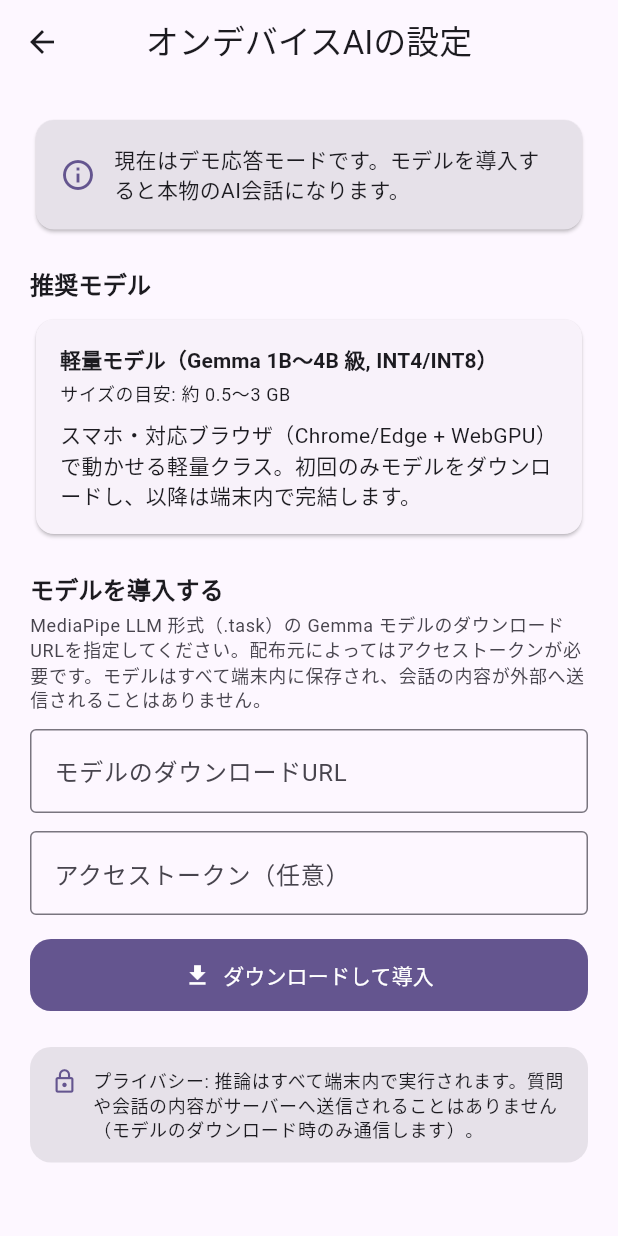
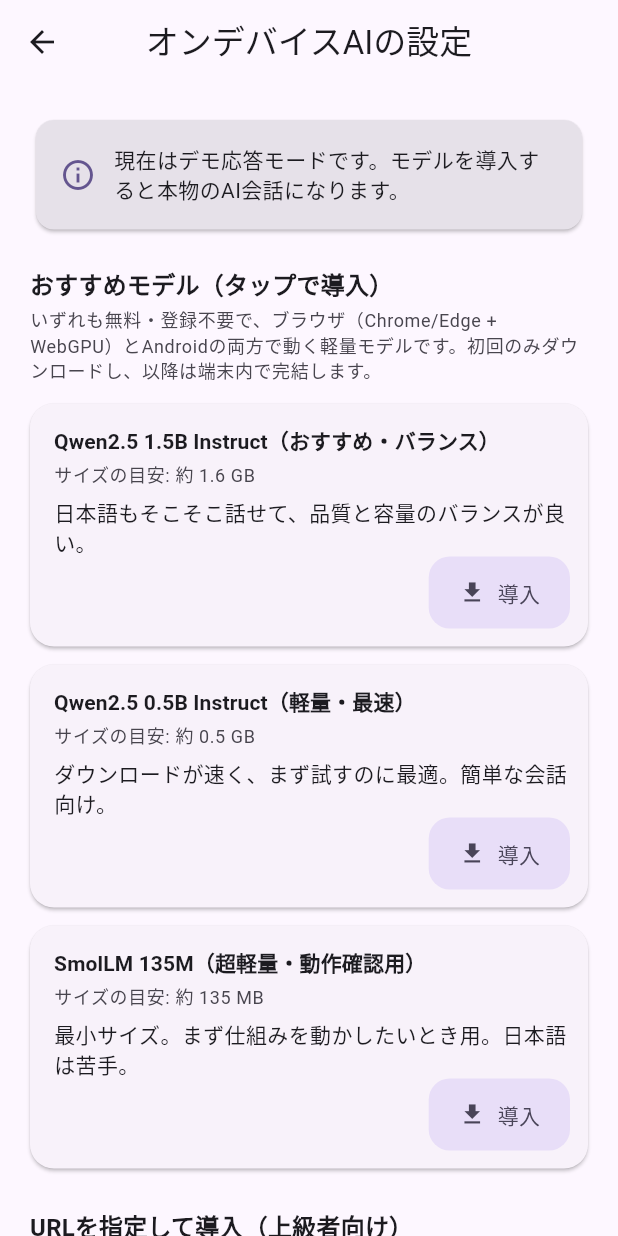
Before and after one commit to mameogalaxy/sukuwatto, a Flutter app: the ModelSetupScreen screen opened directly, on a phone screen of 412 x 824 dp. Run offline on Flutter 3.47's test engine with Material 3 defaults, Android fonts, the phone set to English and light mode, and no system bars; our stand-ins replace flutter_svg, shared_preferences; missing offline and left inert: flutter_gemma; accounts and stored records are empty.

Commit message:
おすすめモデルのワンタップ導入を追加（Web/Android両対応・非ゲート）
- 無料・登録不要・.task形式の軽量モデルをプリセット化（Qwen2.5 1.5B/0.5B, SmolLM 135M）
- ModelKind を追加し、Gemma以外(Qwen等)も正しいテンプレートで動くよう modelType を切替
- 設定画面に「おすすめモデル（タップで導入）」セクションを追加、手入力URLは上級者向けに
- モデル種別を保存し、再起動後も正しく復元
- README にモデルURL一覧を明記

https://claude.ai/code/session_01XL7dRdHwCCSRrN8roazUHM

```diff
--- a/lib/src/screens/model_setup_screen.dart
+++ b/lib/src/screens/model_setup_screen.dart
@@ -2,7 +2,7 @@ import 'package:flutter/foundation.dart' show kIsWeb;
 import 'package:flutter/material.dart';
 import 'package:provider/provider.dart';
 
-import '../services/model_manager_service.dart';
+import '../services/model_info.dart';
 import '../state/app_state.dart';
 
 /// オンデバイスAIモデルの導入（ダウンロード）と削除を行う画面。
@@ -28,14 +28,29 @@ class _ModelSetupScreenState extends State<ModelSetupScreen> {
     super.dispose();
   }
 
-  Future<void> _startDownload() async {
+  /// 手入力URLからの導入。
+  Future<void> _startManualDownload() async {
     final url = _urlController.text.trim();
     if (url.isEmpty) {
       setState(() => _error = 'モデルのダウンロードURLを入力してください。');
       return;
     }
+    final token = _tokenController.text.trim();
+    await _download(
+      url: url,
+      token: token.isEmpty ? null : token,
+      kind: ModelKind.gemma,
+    );
+  }
+
+  /// プリセット／手入力 共通のダウンロード処理。
+  Future<void> _download({
+    required String url,
+    String? token,
+    required ModelKind kind,
+  }) async {
+    if (_downloading) return;
     final appState = context.read<AppState>();
-    final token = _tokenController.text.trim();
 
     setState(() {
       _downloading = true;
@@ -46,7 +61,8 @@ class _ModelSetupScreenState extends State<ModelSetupScreen> {
     try {
       final stream = appState.modelManager.downloadFromNetwork(
         url,
-        token: token.isEmpty ? null : token,
+        token: token,
+        kind: kind,
       );
       await for (final p in stream) {
         if (!mounted) return;
@@ -54,10 +70,16 @@ class _ModelSetupScreenState extends State<ModelSetupScreen> {
       }
       await appState.refreshOnDeviceEngine();
       if (!mounted) return;
-      ScaffoldMessenger.of(context).showSnackBar(
-        const SnackBar(content: Text('オンデバイスAIの準備が整いました。')),
-      );
-      Navigator.of(context).maybePop();
+      if (appState.isOnDeviceReady) {
+        ScaffoldMessenger.of(context).showSnackBar(
+          const SnackBar(content: Text('オンデバイスAIの準備が整いました。')),
+        );
+        Navigator.of(context).maybePop();
+      } else {
+        setState(() => _error =
+            'ダウンロードは完了しましたが、モデルを起動できませんでした。'
+            '（ブラウザの場合は WebGPU 対応をご確認ください）');
+      }
     } catch (e) {
       if (!mounted) return;
       setState(() => _error = 'ダウンロードに失敗しました: $e');
@@ -80,7 +102,6 @@ class _ModelSetupScreenState extends State<ModelSetupScreen> {
   Widget build(BuildContext context) {
     final theme = Theme.of(context);
     final appState = context.watch<AppState>();
-    final info = ModelManagerService.recommendedModel;
     final ready = appState.isOnDeviceReady;
 
     return Scaffold(
@@ -94,35 +115,30 @@ class _ModelSetupScreenState extends State<ModelSetupScreen> {
             _WebNote(),
           ],
           const SizedBox(height: 20),
-          Text('推奨モデル',
-              style: theme.textTheme.titleMedium
-                  ?.copyWith(fontWeight: FontWeight.bold)),
-          const SizedBox(height: 8),
-          Card(
-            child: Padding(
-              padding: const EdgeInsets.all(16),
-              child: Column(
-                crossAxisAlignment: CrossAxisAlignment.start,
-                children: [
-                  Text(info.displayName,
-                      style: theme.textTheme.titleSmall
-                          ?.copyWith(fontWeight: FontWeight.bold)),
-                  const SizedBox(height: 4),
-                  Text('サイズの目安: ${info.sizeLabel}',
-                      style: theme.textTheme.bodySmall),
-                  const SizedBox(height: 8),
-                  Text(info.note, style: theme.textTheme.bodyMedium),
-                ],
-              ),
-            ),
-          ),
-          const SizedBox(height: 20),
-          Text('モデルを導入する',
+          Text('おすすめモデル（タップで導入）',
               style: theme.textTheme.titleMedium
                   ?.copyWith(fontWeight: FontWeight.bold)),
           const SizedBox(height: 4),
           Text(
-            'MediaPipe LLM 形式（.task）の Gemma モデルのダウンロードURLを指定してください。'
+            'いずれも無料・登録不要で、ブラウザ（Chrome/Edge + WebGPU）とAndroidの'
+            '両方で動く軽量モデルです。初回のみダウンロードし、以降は端末内で完結します。',
+            style: theme.textTheme.bodySmall
+                ?.copyWith(color: theme.colorScheme.onSurfaceVariant),
+          ),
+          const SizedBox(height: 8),
+          for (final preset in kModelPresets)
+            _PresetCard(
+              preset: preset,
+              enabled: !_downloading,
+              onTap: () => _download(url: preset.url, kind: preset.kind),
+            ),
+          const SizedBox(height: 20),
+          Text('URLを指定して導入（上級者向け）',
+              style: theme.textTheme.titleMedium
+                  ?.copyWith(fontWeight: FontWeight.bold)),
+          const SizedBox(height: 4),
+          Text(
+            'MediaPipe LLM 形式（.task）の Gemma モデルのダウンロードURLを指定できます。'
             '配布元によってはアクセストークンが必要です。'
             'モデルはすべて端末内に保存され、会話の内容が外部へ送信されることはありません。',
             style: theme.textTheme.bodySmall
@@ -157,9 +173,9 @@ class _ModelSetupScreenState extends State<ModelSetupScreen> {
             ),
           ] else
             FilledButton.icon(
-              onPressed: _startDownload,
+              onPressed: _startManualDownload,
               icon: const Icon(Icons.download),
-              label: const Text('ダウンロードして導入'),
+              label: const Text('このURLから導入'),
             ),
           if (_error != null) ...[
             const SizedBox(height: 12),
@@ -180,6 +196,52 @@ class _ModelSetupScreenState extends State<ModelSetupScreen> {
           const SizedBox(height: 24),
           _PrivacyNote(),
         ],
+      ),
+    );
+  }
+}
+
+class _PresetCard extends StatelessWidget {
+  const _PresetCard({
+    required this.preset,
+    required this.enabled,
+    required this.onTap,
+  });
+
+  final PresetModel preset;
+  final bool enabled;
+  final VoidCallback onTap;
+
+  @override
+  Widget build(BuildContext context) {
+    final theme = Theme.of(context);
+    return Card(
+      margin: const EdgeInsets.symmetric(vertical: 6),
+      shape: RoundedRectangleBorder(borderRadius: BorderRadius.circular(16)),
+      child: Padding(
+        padding: const EdgeInsets.fromLTRB(16, 14, 12, 12),
+        child: Column(
+          crossAxisAlignment: CrossAxisAlignment.start,
+          children: [
+            Text(preset.name,
+                style: theme.textTheme.titleSmall
+                    ?.copyWith(fontWeight: FontWeight.bold)),
+            const SizedBox(height: 4),
+            Text('サイズの目安: ${preset.sizeLabel}',
+                style: theme.textTheme.bodySmall?.copyWith(
+                    color: theme.colorScheme.onSurfaceVariant)),
+            const SizedBox(height: 6),
+            Text(preset.note, style: theme.textTheme.bodyMedium),
+            Align(
+              alignment: Alignment.centerRight,
+              child: FilledButton.tonalIcon(
+                onPressed: enabled ? onTap : null,
+                icon: const Icon(Icons.download, size: 18),
+                label: const Text('導入'),
+              ),
+            ),
+          ],
+        ),
       ),
     );
   }
--- a/lib/src/services/model_info.dart
+++ b/lib/src/services/model_info.dart
@@ -23,3 +23,56 @@ const GemmaModelInfo recommendedGemmaModel = GemmaModelInfo(
   note: 'スマホ・対応ブラウザ（Chrome/Edge + WebGPU）で動かせる軽量クラス。'
       '初回のみモデルをダウンロードし、以降は端末内で完結します。',
 );
+
+/// モデルの系統。flutter_gemma の ModelType へマッピングするための、UI 層から
+/// flutter_gemma 依存を切り離した列挙。
+enum ModelKind { gemma, qwen, qwen3, deepSeek, general }
+
+/// ワンタップで導入できる推奨モデル。
+///
+/// すべて「ライセンス同意・トークン不要（非ゲート）」かつ Web/Android 両対応の
+/// `.task` 形式（litert-community 公開、flutter_gemma 公式サンプルでも採用）。
+/// URL は配布元の都合で変わる可能性があるため、設定画面から手入力でも導入できる。
+class PresetModel {
+  const PresetModel({
+    required this.name,
+    required this.url,
+    required this.kind,
+    required this.sizeLabel,
+    required this.note,
+  });
+
+  final String name;
+  final String url;
+  final ModelKind kind;
+  final String sizeLabel;
+  final String note;
+}
+
+/// 推奨プリセット一覧（軽量順ではなく、おすすめ順）。
+const List<PresetModel> kModelPresets = [
+  PresetModel(
+    name: 'Qwen2.5 1.5B Instruct（おすすめ・バランス）',
+    url:
+        'https://huggingface.co/litert-community/Qwen2.5-1.5B-Instruct/resolve/main/Qwen2.5-1.5B-Instruct_multi-prefill-seq_q8_ekv1280.task',
+    kind: ModelKind.qwen,
+    sizeLabel: '約 1.6 GB',
+    note: '日本語もそこそこ話せて、品質と容量のバランスが良い。',
+  ),
+  PresetModel(
+    name: 'Qwen2.5 0.5B Instruct（軽量・最速）',
+    url:
+        'https://huggingface.co/litert-community/Qwen2.5-0.5B-Instruct/resolve/main/Qwen2.5-0.5B-Instruct_multi-prefill-seq_q8_ekv1280.task',
+    kind: ModelKind.qwen,
+    sizeLabel: '約 0.5 GB',
+    note: 'ダウンロードが速く、まず試すのに最適。簡単な会話向け。',
+  ),
+  PresetModel(
+    name: 'SmolLM 135M（超軽量・動作確認用）',
+    url:
+        'https://huggingface.co/litert-community/SmolLM-135M-Instruct/resolve/main/SmolLM-135M-Instruct_multi-prefill-seq_q8_ekv1280.task',
+    kind: ModelKind.general,
+    sizeLabel: '約 135 MB',
+    note: '最小サイズ。まず仕組みを動かしたいとき用。日本語は苦手。',
+  ),
+];
```
Also changed, not shown: lib/src/services/model_manager_service_io.dart (+35 -5 lines), 1 other file.
